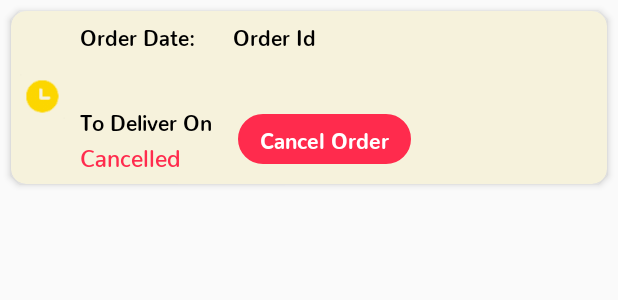
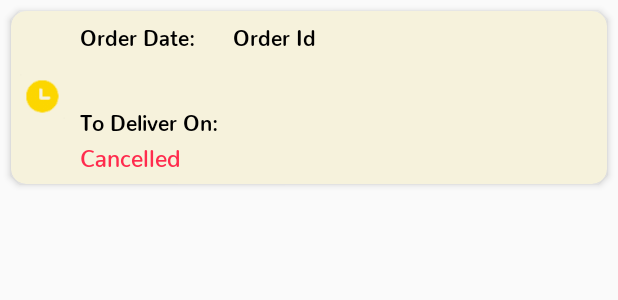
Before and after one commit to shivam2308/groceryApp, an Android app: the layout row_order_history_list.xml on its own in the app's theme, with its tools: preview values and no code run, on a phone screen of 412 x 824 dp. Shown: the top 300 px of the screen. Run offline under Robolectric (Android 15) with nearby library versions, the light colour scheme and no system bars.

Commit message:
my changes

```diff
--- a/app/src/main/java/com/amazaar/Activity/SplashActivity.java
+++ b/app/src/main/java/com/amazaar/Activity/SplashActivity.java
@@ -1,7 +1,6 @@
 package com.amazaar.Activity;
 
 import android.app.Activity;
-import android.app.FragmentManager;
 import android.app.NotificationChannel;
 import android.app.NotificationManager;
 import android.content.Intent;
@@ -47,7 +46,6 @@ import static com.amazaar.Utility.Constants.PERMISSIONS;
 
 public class SplashActivity extends AwesomeSplash {
 
-    private static final String TAG = ;
     int[] m_permission = new int[3];
     private FirebaseAuth mAuth;
     private FirebaseUser currentUser;
@@ -55,7 +53,6 @@ public class SplashActivity extends AwesomeSplash {
     private DeviceAutoLogin m_deviceLogin;
     @Inject
     private RegisterPushNorification m_pushnitification;
-
 
 
     public static boolean checkPermissions(Activity c, int[] pchk) {
--- a/app/src/main/java/com/amazaar/BaseClientService/AClientService.java
+++ b/app/src/main/java/com/amazaar/BaseClientService/AClientService.java
@@ -13,10 +13,12 @@ public class AClientService<P extends GeneratedMessageV3, Req extends GeneratedM
     private ASearchService<Req, Resp> m_search;
     private Class<P> m_Pclazz;
     private UrlPathProvider.UrlPathEnum m_pathEnum;
+    private Class<Resp> m_Respclazz;
 
     public AClientService(Class<P> Pclazz, Class<Resp> Respclazz, UrlPathProvider.UrlPathEnum pathEnum) {
         m_Pclazz=Pclazz;
         m_pathEnum= pathEnum;
+        m_Respclazz = Respclazz;
         m_get = new AGetService<P>(Pclazz, pathEnum);
         m_create = new ACreateService<P>(Pclazz, pathEnum);
         m_update = new AUpdateService<P>(Pclazz, pathEnum);
@@ -41,6 +43,6 @@ public class AClientService<P extends GeneratedMessageV3, Req extends GeneratedM
 
     @Override
     public Resp search(Req request) throws ExecutionException, InterruptedException {
-        return m_search.execute(request).get();
+        return  new ASearchService<Req, Resp>(m_Respclazz, m_pathEnum).execute(request).get();
     }
 }
--- a/app/src/main/res/layout/order_summary_layout.xml
+++ b/app/src/main/res/layout/order_summary_layout.xml
@@ -297,7 +297,7 @@
                 <com.amazaar.CustomeComponent.CustomTextView
                     style="@style/order_lable_style"
                     android:id="@+id/row_orderlist_new_tvQuntity1"
-                    android:text="Quntity"
+                    android:text="Quantity"
                     android:layout_weight="1"
                     app:font_name="NunitoSemiBold.ttf"/>
 
--- a/app/src/main/res/layout/row_order_history_list.xml
+++ b/app/src/main/res/layout/row_order_history_list.xml
@@ -141,31 +141,31 @@
 
                 </LinearLayout>
 
-                <RelativeLayout
-                    android:id="@+id/row_cancel_order_rlCancelOrder"
-                    android:layout_width="@dimen/_115sdp"
-                    android:layout_height="@dimen/_33sdp"
-                    android:layout_gravity="center_vertical|end"
-                    android:layout_marginEnd="@dimen/_10sdp"
-                    android:background="@drawable/calcelorder_drawable"
-                    android:gravity="end"
-                    android:padding="@dimen/_5sdp"
-                    android:visibility="visible">
+<!--                <RelativeLayout-->
+<!--                    android:id="@+id/row_cancel_order_rlCancelOrder"-->
+<!--                    android:layout_width="@dimen/_115sdp"-->
+<!--                    android:layout_height="@dimen/_33sdp"-->
+<!--                    android:layout_gravity="center_vertical|end"-->
+<!--                    android:layout_marginEnd="@dimen/_10sdp"-->
+<!--                    android:background="@drawable/calcelorder_drawable"-->
+<!--                    android:gravity="end"-->
+<!--                    android:padding="@dimen/_5sdp"-->
+<!--                    android:visibility="visible">-->
 
 
-                    <com.amazaar.CustomeComponent.CustomTextView
-                        android:layout_width="match_parent"
-                        android:layout_height="wrap_content"
-                        android:gravity="center"
-                        android:layout_centerVertical="true"
-                        android:text="@string/cancel_order"
-                        android:textColor="@color/white"
-                        android:textSize="@dimen/_14sdp"
-                        android:textStyle="bold"
-                        app:font_name="NunitoExtraBold.ttf" />
+<!--                    <com.amazaar.CustomeComponent.CustomTextView-->
+<!--                        android:layout_width="match_parent"-->
+<!--                        android:layout_height="wrap_content"-->
+<!--                        android:gravity="center"-->
+<!--                        android:layout_centerVertical="true"-->
+<!--                        android:text="@string/cancel_order"-->
+<!--                        android:textColor="@color/white"-->
+<!--                        android:textSize="@dimen/_14sdp"-->
+<!--                        android:textStyle="bold"-->
+<!--                        app:font_name="NunitoExtraBold.ttf" />-->
 
 
-                </RelativeLayout>
+<!--                </RelativeLayout>-->
 
 
                 <RelativeLayout
--- a/app/src/main/res/values/strings.xml
+++ b/app/src/main/res/values/strings.xml
@@ -186,7 +186,7 @@
     <string name="lbl_choosprofile">choos profile</string>
     <string name="order_date">Order Date:</string>
     <string name="order_id">Order Id</string>
-    <string name="to_deliver_on">To Deliver On</string>
+    <string name="to_deliver_on">To Deliver On:</string>
     <string name="cancel_order">Cancel Order</string>
     <string name="view_receipt">View Receipt</string>
     <string name="cancelled">Cancelled</string>
```
Also changed, not shown: app/src/main/java/com/amazaar/Adapters/OrderListAdapter.java (+5 -5 lines), app/src/main/res/layout/menu_layout.xml (+6 -6 lines).
